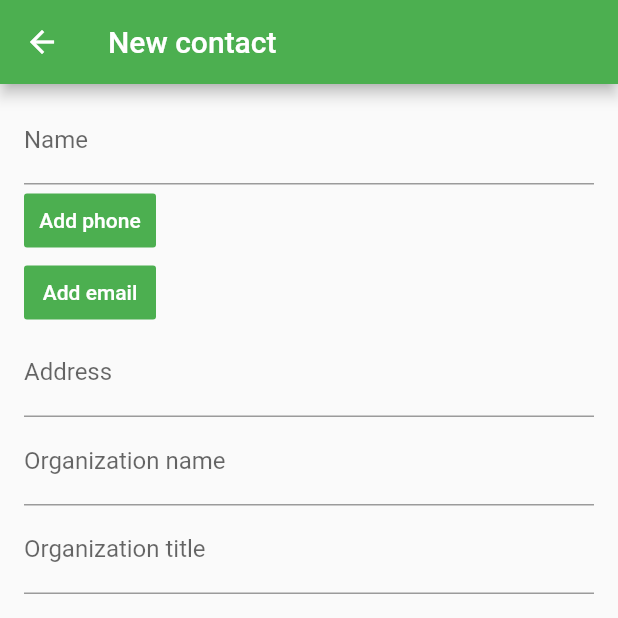
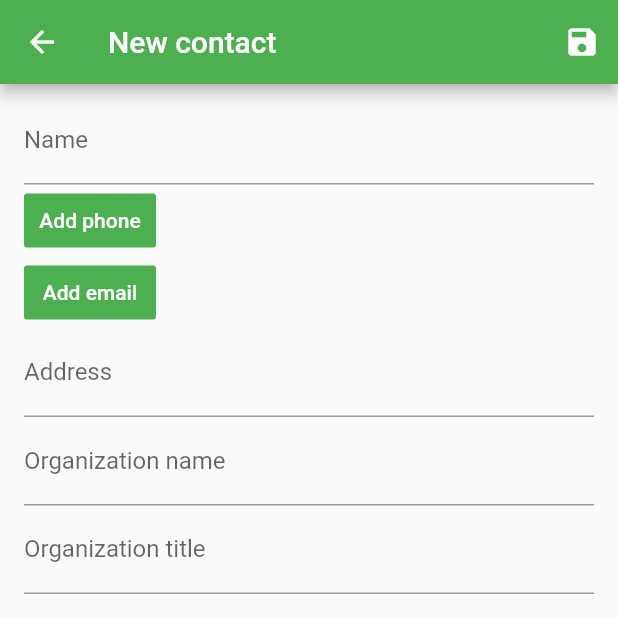
Before and after one commit to androidseb/po-contacts, a Flutter app: the screen it shows after launch, after a tap on the "add" icon, on a phone screen of 412 x 824 dp, the top half of it. Run offline on Flutter 3.47's test engine with Material 2 defaults, Android fonts, the phone set to English and light mode, and no system bars.

Commit message:
updated the edit page to allow saving from a app-bar header button

```diff
--- a/po_contacts_flutter/lib/view/edit/edit_contact_form.dart
+++ b/po_contacts_flutter/lib/view/edit/edit_contact_form.dart
@@ -6,17 +6,20 @@ import 'package:po_contacts_flutter/view/edit/edit_phones_form.dart';
 
 class EditContactForm extends StatefulWidget {
   final Contact initialContact;
+  final Function(EditContactFormController editContactFormController) onControllerReady;
   final Function(ContactBuilder contactBuilder) onContactSaveRequested;
 
-  EditContactForm(this.initialContact, {Key key, this.onContactSaveRequested}) : super(key: key);
+  EditContactForm(this.initialContact, {Key key, this.onControllerReady, this.onContactSaveRequested})
+      : super(key: key);
 
   @override
   _EditContactFormState createState() => _EditContactFormState();
 }
 
 class _EditContactFormState extends State<EditContactForm> {
-  final _formKey = GlobalKey<FormState>();
+  final GlobalKey<FormState> _formKey = GlobalKey<FormState>();
   final ContactBuilder _contactBuilder = new ContactBuilder();
+  EditContactFormController editContactFormController;
 
   @override
   void initState() {
@@ -30,6 +33,8 @@ class _EditContactFormState extends State<EditContactForm> {
       _contactBuilder.setOrganizationTitle(initialContact.organizationTitle);
       _contactBuilder.setNotes(initialContact.notes);
     }
+    editContactFormController = EditContactFormController(this, _formKey, _contactBuilder);
+    widget?.onControllerReady(editContactFormController);
     super.initState();
   }
 
@@ -114,10 +119,7 @@ class _EditContactFormState extends State<EditContactForm> {
                 padding: const EdgeInsets.symmetric(vertical: 16.0),
                 child: RaisedButton(
                   onPressed: () {
-                    if (!_formKey.currentState.validate()) {
-                      return;
-                    }
-                    widget.onContactSaveRequested(_contactBuilder);
+                    editContactFormController.startSaveAction();
                   },
                   child: Text(I18n.getString(I18n.string.save)),
                 ),
@@ -129,3 +131,18 @@ class _EditContactFormState extends State<EditContactForm> {
     );
   }
 }
+
+class EditContactFormController {
+  final _EditContactFormState _parentState;
+  final GlobalKey<FormState> _formKey;
+  final ContactBuilder _contactBuilder;
+
+  EditContactFormController(this._parentState, this._formKey, this._contactBuilder);
+
+  void startSaveAction() {
+    if (!_formKey.currentState.validate()) {
+      return;
+    }
+    _parentState.widget.onContactSaveRequested(_contactBuilder);
+  }
+}
--- a/po_contacts_flutter/lib/view/edit/edit_contact_page.dart
+++ b/po_contacts_flutter/lib/view/edit/edit_contact_page.dart
@@ -4,23 +4,44 @@ import 'package:po_contacts_flutter/controller/main_controller.dart';
 import 'package:po_contacts_flutter/model/data/contact.dart';
 import 'package:po_contacts_flutter/view/edit/edit_contact_form.dart';
 
-class EditContactPage extends StatelessWidget {
+class EditContactPage extends StatefulWidget {
   final int contactId;
 
   EditContactPage(this.contactId, {Key key}) : super(key: key);
 
+  _EditContactPageState createState() => _EditContactPageState();
+}
+
+class _EditContactPageState extends State<EditContactPage> {
+  EditContactFormController editContactFormController;
+
   @override
   Widget build(BuildContext context) {
-    final String titleStringKey = contactId == null ? I18n.string.new_contact : I18n.string.edit_contact;
+    final String titleStringKey = widget.contactId == null ? I18n.string.new_contact : I18n.string.edit_contact;
     final String titleText = I18n.getString(titleStringKey);
-    final Contact currentContact = MainController.get().model.getContactById(contactId);
+    final Contact currentContact = MainController.get().model.getContactById(widget.contactId);
     return Scaffold(
       appBar: AppBar(
         title: Text(titleText),
+        actions: <Widget>[
+          IconButton(
+            icon: const Icon(Icons.save),
+            tooltip: I18n.getString(I18n.string.save),
+            onPressed: () {
+              editContactFormController?.startSaveAction();
+            },
+          ),
+        ],
       ),
-      body: EditContactForm(currentContact, onContactSaveRequested: (ContactBuilder contactBuilder) {
-        MainController.get().saveContact(context, contactId, contactBuilder);
-      }),
+      body: EditContactForm(
+        currentContact,
+        onControllerReady: (final EditContactFormController controller) {
+          editContactFormController = controller;
+        },
+        onContactSaveRequested: (final ContactBuilder contactBuilder) {
+          MainController.get().saveContact(context, widget.contactId, contactBuilder);
+        },
+      ),
     );
   }
 }
```
